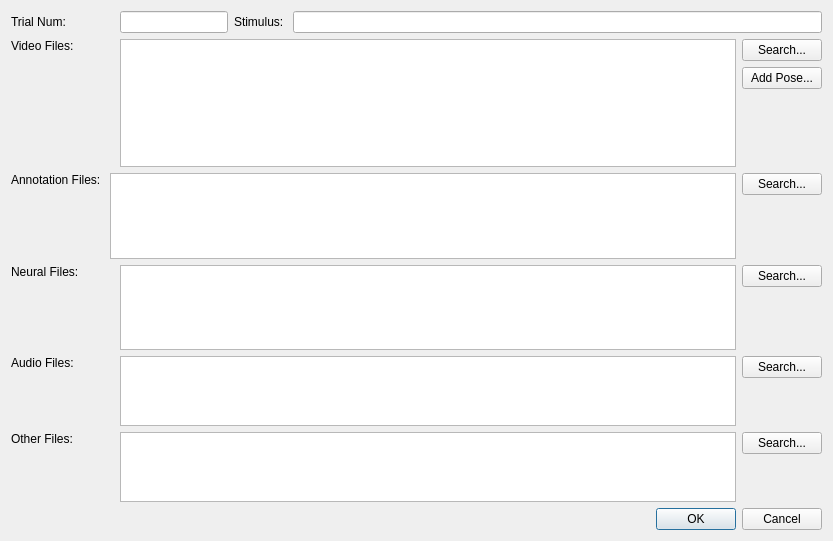
First picture: the form in src/db/editTrialDialog.ui, repository neuroethology/bento, before the edit.
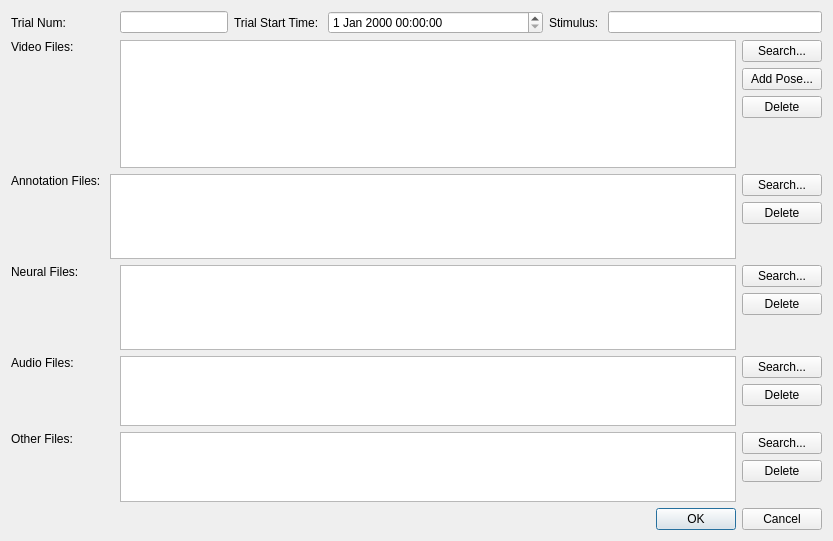
Second picture: the form after the edit. Custom widgets are drawn as their Qt base class.

Patch:
```diff
--- a/src/db/editTrialDialog.ui
+++ b/src/db/editTrialDialog.ui
@@ -32,6 +32,23 @@
      <item>
       <widget class="QLineEdit" name="trialNumLineEdit"/>
      </item>
+     <item>
+      <widget class="QLabel" name="trialStartTimeLabel">
+       <property name="text">
+        <string>Trial Start Time: </string>
+       </property>
+      </widget>
+     </item>
+     <item>
+      <widget class="QDateTimeEdit" name="trialDateTimeEdit">
+       <property name="sizePolicy">
+        <sizepolicy hsizetype="Minimum" vsizetype="Fixed">
+         <horstretch>1</horstretch>
+         <verstretch>0</verstretch>
+        </sizepolicy>
+       </property>
+      </widget>
+     </item>
      <item>
       <widget class="QLabel" name="stimulusLabel">
        <property name="text">
@@ -104,6 +121,13 @@
          </property>
         </widget>
        </item>
+       <item>
+        <widget class="QPushButton" name="videoPoseDeleteButton">
+         <property name="text">
+          <string>Delete</string>
+         </property>
+        </widget>
+       </item>
        <item>
         <spacer name="videosSearchVerticalSpacer">
          <property name="orientation">
@@ -145,6 +169,13 @@
          </property>
         </widget>
        </item>
+       <item>
+        <widget class="QPushButton" name="annotationsDeleteButton">
+         <property name="text">
+          <string>Delete</string>
+         </property>
+        </widget>
+       </item>
        <item>
         <spacer name="annotationsSearchVerticalSpacer">
          <property name="orientation">
@@ -192,6 +223,13 @@
          </property>
         </widget>
        </item>
+       <item>
+        <widget class="QPushButton" name="neuralsDeleteButton">
+         <property name="text">
+          <string>Delete</string>
+         </property>
+        </widget>
+       </item>
        <item>
         <spacer name="neuralsSearchVerticalSpacer">
          <property name="orientation">
@@ -249,6 +287,13 @@
          </property>
         </widget>
        </item>
+       <item>
+        <widget class="QPushButton" name="audiosDeleteButton">
+         <property name="text">
+          <string>Delete</string>
+         </property>
+        </widget>
+       </item>
        <item>
         <spacer name="audiosSearchVerticalSpacer">
          <property name="orientation">
@@ -306,6 +351,13 @@
          </property>
         </widget>
        </item>
+       <item>
+        <widget class="QPushButton" name="othersDeleteButton">
+         <property name="text">
+          <string>Delete</string>
+         </property>
+        </widget>
+       </item>
        <item>
         <spacer name="othersSearchVerticalSpacer">
          <property name="orientation">
```
